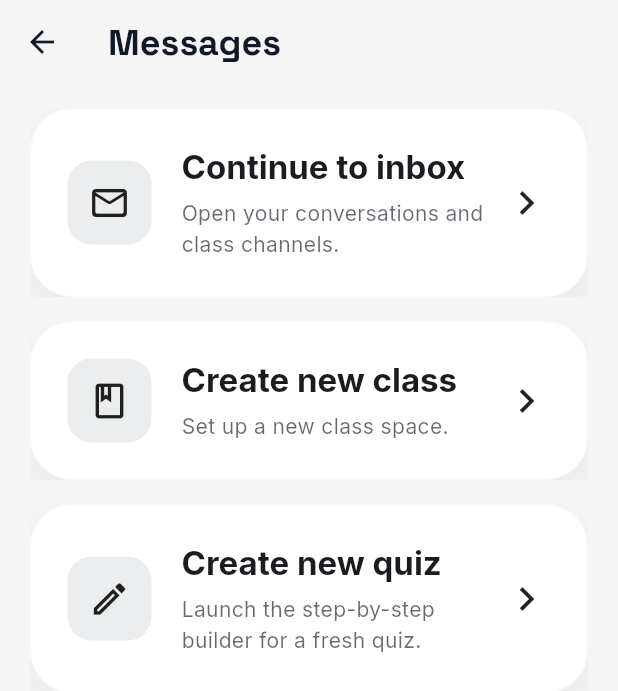
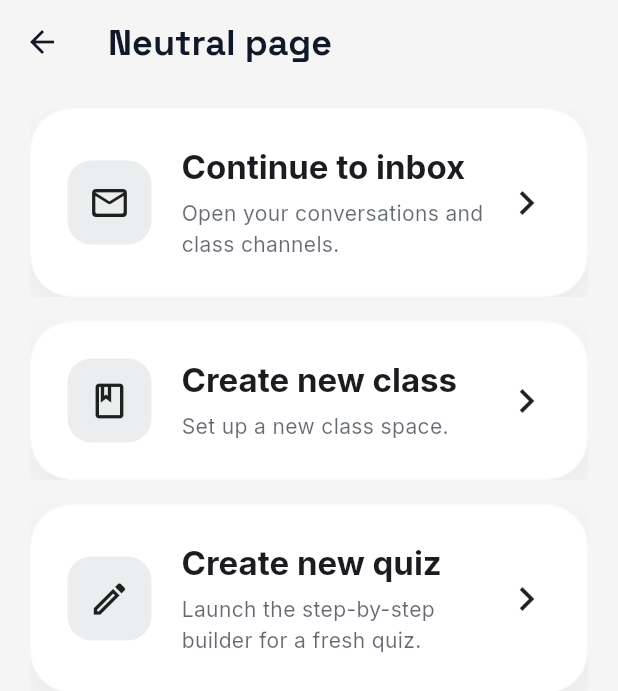
Before and after one commit to ayomide0806967/T19t97ou, a Flutter app: the NeutralPage screen opened directly, on a phone screen of 412 x 824 dp. Shown: the top 691 px of the screen. Run offline on Flutter 3.47's test engine with Material 3 defaults, Android fonts, the phone set to English and light mode, and no system bars; our stand-ins replace emoji_picker_flutter, file_picker, firebase_auth, firebase_core, google_fonts, google_sign_in and 3 more; missing offline and left inert: docx_to_text, syncfusion_flutter_pdf; accounts and stored records are empty.

Commit message:
Rename NeutralPage title

```diff
--- a/lib/screens/neutral_page.dart
+++ b/lib/screens/neutral_page.dart
@@ -17,7 +17,7 @@ class NeutralPage extends StatelessWidget {
     return Scaffold(
       backgroundColor: surface,
       appBar: AppBar(
-        title: const Text('Messages'),
+        title: const Text('Neutral page'),
         backgroundColor: surface,
         elevation: 0,
       ),
```
